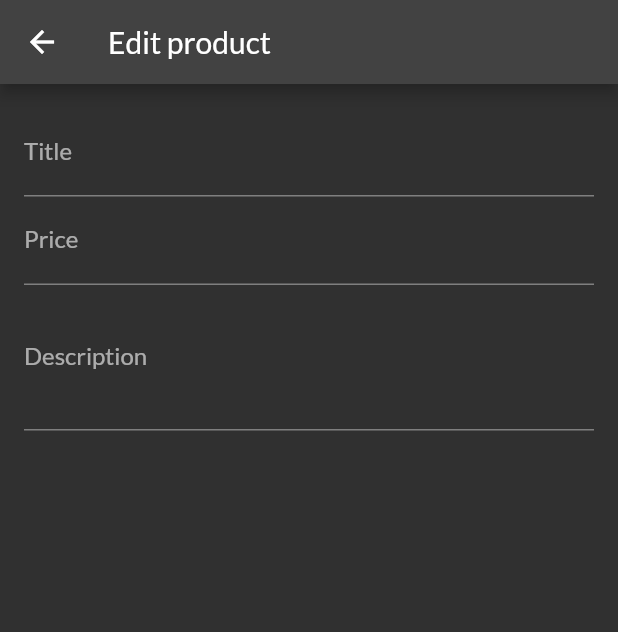
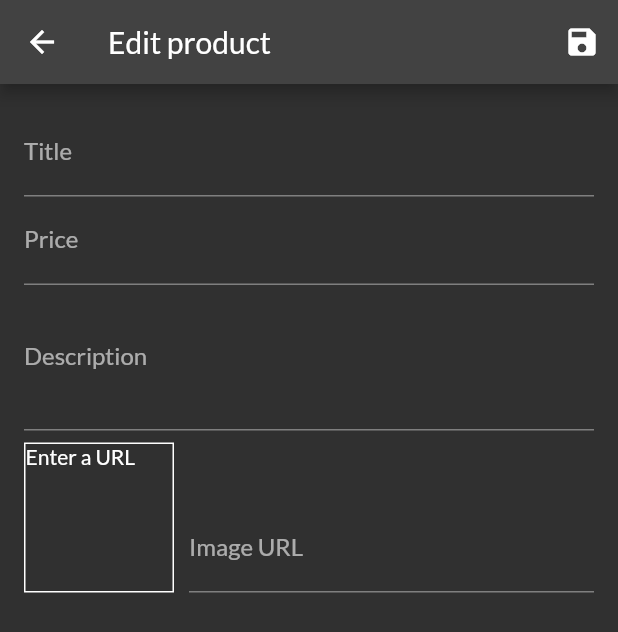
Before and after one commit to dfenders2002/ShopApp, a Flutter app: the EditProductScreen screen opened by its route, on a phone screen of 412 x 824 dp. Shown: the top 632 px of the screen. Run offline on Flutter 3.47's test engine with Material 2 defaults, Android fonts, the phone set to English and light mode, and no system bars; our stand-ins replace google_fonts; network calls fail.

Commit message:
new inputs

```diff
--- a/lib/screens/edit_product_screen.dart
+++ b/lib/screens/edit_product_screen.dart
@@ -2,6 +2,8 @@ import 'package:flutter/material.dart';
 import 'package:flutter/src/foundation/key.dart';
 import 'package:flutter/src/widgets/container.dart';
 import 'package:flutter/src/widgets/framework.dart';
+
+import '../providers/product.dart';
 
 class EditProductScreen extends StatefulWidget {
   static const routeName = '/edit-product';
@@ -13,12 +15,27 @@ class EditProductScreen extends StatefulWidget {
 class _EditProductScreenState extends State<EditProductScreen> {
   final _focusPrice = FocusNode();
   final _focusDescription = FocusNode();
+  final _imageUrlController = TextEditingController();
+  final _form = GlobalKey<FormState>();
+  var _newProd = Product(
+    id: null,
+    title: '',
+    price: 0,
+    description: '',
+    imageUrl:
+        'https://cdn.pixabay.com/photo/2016/10/02/22/17/red-t-shirt-1710578_1280.jpg',
+  );
 
   //dispose focusnodes otherwise memory leak
   void dispose() {
     _focusPrice.dispose();
     _focusDescription.dispose();
+    _imageUrlController.dispose();
     super.dispose();
+  }
+
+  void _safeForm() {
+    _form.currentState.save();
   }
 
   @override
@@ -26,32 +43,112 @@ class _EditProductScreenState extends State<EditProductScreen> {
     return Scaffold(
       appBar: AppBar(
         title: Text('Edit product'),
+        actions: [
+          IconButton(
+              onPressed: () {
+                _safeForm;
+              },
+              icon: Icon(Icons.save))
+        ],
       ),
       body: Padding(
         padding: const EdgeInsets.all(16.0),
         child: Form(
+          key: _form,
           child: ListView(
             children: [
               TextFormField(
                 decoration: InputDecoration(labelText: 'Title'),
                 textInputAction: TextInputAction.next,
-                onFieldSubmitted: (val) =>
-                    FocusScope.of(context).requestFocus(_focusPrice),
+                onFieldSubmitted: (val) {
+                  FocusScope.of(context).requestFocus(_focusPrice);
+                },
+                onSaved: (val) {
+                  _newProd = Product(
+                    id: _newProd.id,
+                    title: val,
+                    description: _newProd.description,
+                    price: _newProd.price,
+                    imageUrl: _newProd.imageUrl,
+                  );
+                },
               ),
               TextFormField(
                 decoration: InputDecoration(labelText: 'Price'),
                 textInputAction: TextInputAction.next,
                 keyboardType: TextInputType.number,
                 focusNode: _focusPrice,
-                onFieldSubmitted: (val) =>
-                    FocusScope.of(context).requestFocus(_focusDescription),
+                onFieldSubmitted: (val) {
+                  FocusScope.of(context).requestFocus(_focusDescription);
+                },
+                onSaved: (val) {
+                  _newProd = Product(
+                    id: _newProd.id,
+                    title: _newProd.title,
+                    description: _newProd.description,
+                    price: double.parse(val),
+                    imageUrl: _newProd.imageUrl,
+                  );
+                },
               ),
               TextFormField(
                 decoration: InputDecoration(labelText: 'Description'),
                 maxLines: 3,
                 textInputAction: TextInputAction.next,
                 keyboardType: TextInputType.multiline,
+                focusNode: _focusDescription,
+                onSaved: (val) {
+                  _newProd = Product(
+                    id: _newProd.id,
+                    title: _newProd.title,
+                    description: val,
+                    price: _newProd.price,
+                    imageUrl: _newProd.imageUrl,
+                  );
+                },
               ),
+              Row(
+                crossAxisAlignment: CrossAxisAlignment.end,
+                children: [
+                  Container(
+                    width: 100,
+                    height: 100,
+                    margin: EdgeInsets.only(top: 8, right: 10),
+                    decoration: BoxDecoration(
+                      border: Border.all(width: 1, color: Colors.white),
+                    ),
+                    child: _imageUrlController.text.isEmpty
+                        ? Text('Enter a URL')
+                        : FittedBox(
+                            child: Image.network(
+                              _imageUrlController.text,
+                              fit: BoxFit.cover,
+                            ),
+                          ),
+                  ),
+                  Expanded(
+                    child: TextFormField(
+                      decoration: InputDecoration(labelText: 'Image URL'),
+                      keyboardType: TextInputType.url,
+                      textInputAction: TextInputAction.done,
+                      controller: _imageUrlController,
+                      onEditingComplete: () {
+                        setState(() {});
+                      },
+                      onFieldSubmitted: (_) => _safeForm(),
+                      onSaved: (val) {
+                        _newProd = Product(
+                          id: _newProd.id,
+                          title: _newProd.title,
+                          description: _newProd.description,
+                          price: _newProd.price,
+                          imageUrl: _newProd.imageUrl, //val
+                        );
+                      },
+                    ),
+                  ),
+                ],
+              )
             ],
           ),
         ),
```
